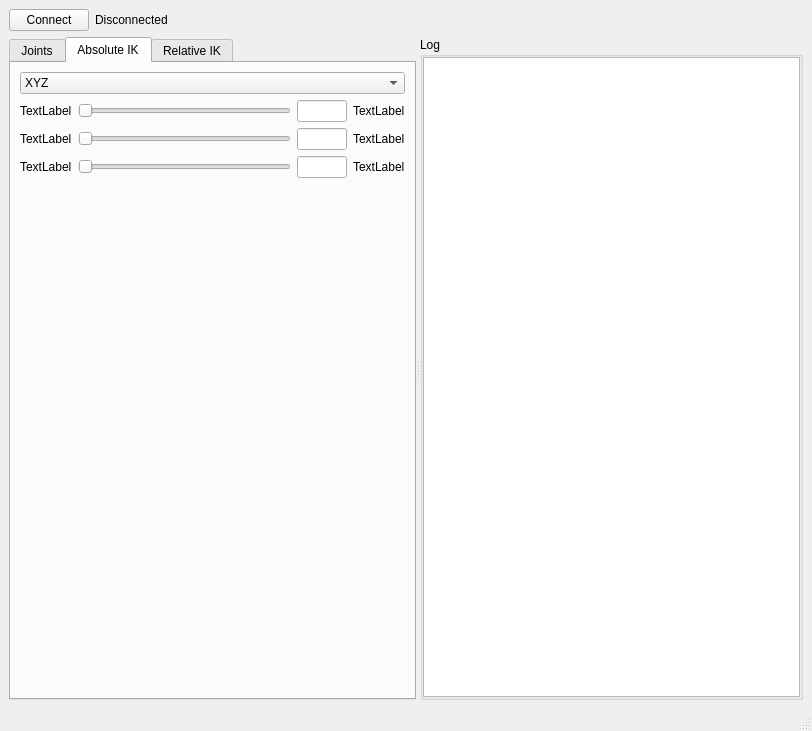
First picture: the form in GUI/ControlGUI.ui, repository yquemener/OpenRobotArm, before the edit.
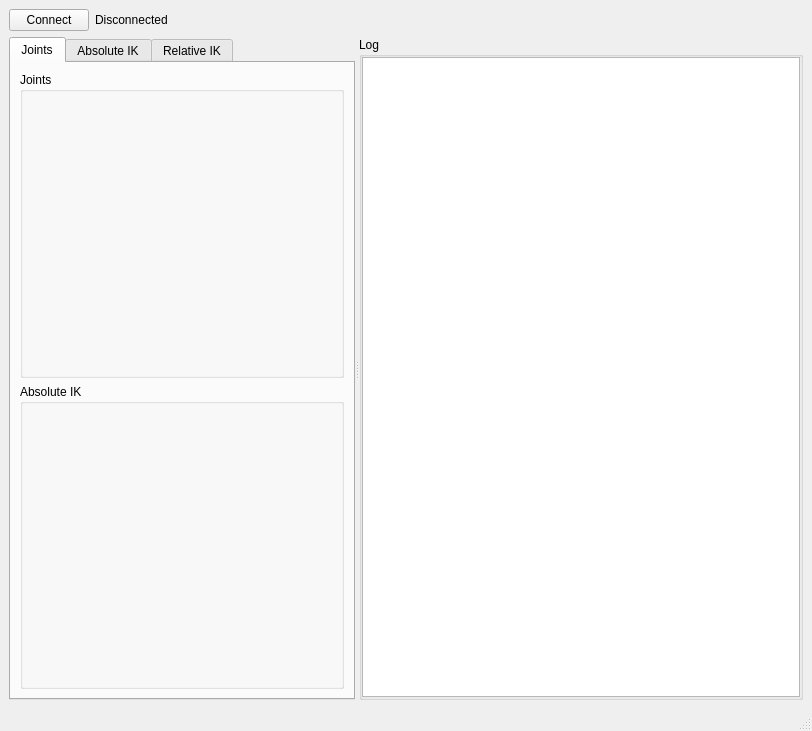
Second picture: the form after the edit. The open tabs and pages were chosen to show the change.

Commit message: It's alive! Robot connects and move, direct joints control

Diff of the .ui file:
```diff
--- a/GUI/ControlGUI.ui
+++ b/GUI/ControlGUI.ui
@@ -68,171 +68,31 @@
         <attribute name="title">
          <string>Joints</string>
         </attribute>
-        <layout class="QGridLayout" name="gridLayout_2"/>
-       </widget>
-       <widget class="QWidget" name="tab">
-        <attribute name="title">
-         <string>Absolute IK</string>
-        </attribute>
-        <layout class="QVBoxLayout" name="verticalLayout_3">
+        <layout class="QVBoxLayout" name="verticalLayout_5">
          <item>
-          <widget class="QComboBox" name="comboBox">
-           <item>
-            <property name="text">
-             <string>XYZ</string>
-            </property>
-           </item>
-           <item>
-            <property name="text">
-             <string>Polar</string>
-            </property>
-           </item>
-           <item>
-            <property name="text">
-             <string>Hybrid (Polar-XY)</string>
-            </property>
-           </item>
+          <widget class="QGroupBox" name="groupJoints">
+           <property name="title">
+            <string>Joints</string>
+           </property>
+           <layout class="QVBoxLayout" name="verticalLayout_7"/>
           </widget>
          </item>
          <item>
-          <layout class="QGridLayout" name="gridLayout">
-           <item row="1" column="0">
-            <widget class="QLabel" name="label">
-             <property name="text">
-              <string>TextLabel</string>
-             </property>
-            </widget>
-           </item>
-           <item row="1" column="1">
-            <widget class="QSlider" name="horizontalSlider">
-             <property name="sizePolicy">
-              <sizepolicy hsizetype="Expanding" vsizetype="Fixed">
-               <horstretch>0</horstretch>
-               <verstretch>0</verstretch>
-              </sizepolicy>
-             </property>
-             <property name="orientation">
-              <enum>Qt::Horizontal</enum>
-             </property>
-            </widget>
-           </item>
-           <item row="3" column="3">
-            <widget class="QLabel" name="label_6">
-             <property name="text">
-              <string>TextLabel</string>
-             </property>
-            </widget>
-           </item>
-           <item row="1" column="3">
-            <widget class="QLabel" name="label_2">
-             <property name="text">
-              <string>TextLabel</string>
-             </property>
-            </widget>
-           </item>
-           <item row="3" column="2">
-            <widget class="QLineEdit" name="lineEdit_3">
-             <property name="maximumSize">
-              <size>
-               <width>50</width>
-               <height>16777215</height>
-              </size>
-             </property>
-            </widget>
-           </item>
-           <item row="1" column="2">
-            <widget class="QLineEdit" name="lineEdit">
-             <property name="sizePolicy">
-              <sizepolicy hsizetype="Fixed" vsizetype="Fixed">
-               <horstretch>0</horstretch>
-               <verstretch>0</verstretch>
-              </sizepolicy>
-             </property>
-             <property name="minimumSize">
-              <size>
-               <width>50</width>
-               <height>0</height>
-              </size>
-             </property>
-             <property name="maximumSize">
-              <size>
-               <width>50</width>
-               <height>16777215</height>
-              </size>
-             </property>
-             <property name="maxLength">
-              <number>4</number>
-             </property>
-            </widget>
-           </item>
-           <item row="2" column="0">
-            <widget class="QLabel" name="label_3">
-             <property name="text">
-              <string>TextLabel</string>
-             </property>
-            </widget>
-           </item>
-           <item row="2" column="1">
-            <widget class="QSlider" name="horizontalSlider_2">
-             <property name="orientation">
-              <enum>Qt::Horizontal</enum>
-             </property>
-            </widget>
-           </item>
-           <item row="3" column="1">
-            <widget class="QSlider" name="horizontalSlider_3">
-             <property name="orientation">
-              <enum>Qt::Horizontal</enum>
-             </property>
-            </widget>
-           </item>
-           <item row="2" column="2">
-            <widget class="QLineEdit" name="lineEdit_2">
-             <property name="sizePolicy">
-              <sizepolicy hsizetype="Fixed" vsizetype="Fixed">
-               <horstretch>0</horstretch>
-               <verstretch>0</verstretch>
-              </sizepolicy>
-             </property>
-             <property name="maximumSize">
-              <size>
-               <width>50</width>
-               <height>16777215</height>
-              </size>
-             </property>
-            </widget>
-           </item>
-           <item row="2" column="3">
-            <widget class="QLabel" name="label_5">
-             <property name="text">
-              <string>TextLabel</string>
-             </property>
-            </widget>
-           </item>
-           <item row="3" column="0">
-            <widget class="QLabel" name="label_4">
-             <property name="text">
-              <string>TextLabel</string>
-             </property>
-            </widget>
-           </item>
-           <item row="4" column="1">
-            <spacer name="verticalSpacer">
-             <property name="orientation">
-              <enum>Qt::Vertical</enum>
-             </property>
-             <property name="sizeHint" stdset="0">
-              <size>
-               <width>20</width>
-               <height>40</height>
-              </size>
-             </property>
-            </spacer>
-           </item>
-          </layout>
+          <widget class="QGroupBox" name="groupIK">
+           <property name="title">
+            <string>Absolute IK</string>
+           </property>
+           <layout class="QVBoxLayout" name="verticalLayout_8"/>
+          </widget>
          </item>
         </layout>
        </widget>
+       <widget class="QWidget" name="tabAbsoluteIK">
+        <attribute name="title">
+         <string>Absolute IK</string>
+        </attribute>
+        <layout class="QVBoxLayout" name="verticalLayout_3"/>
+       </widget>
        <widget class="QWidget" name="tab_3">
         <attribute name="title">
          <string>Relative IK</string>
```
Left out of the diff: 15 changed lines with no effect on the pictures. The commit also changes 2 other files.
